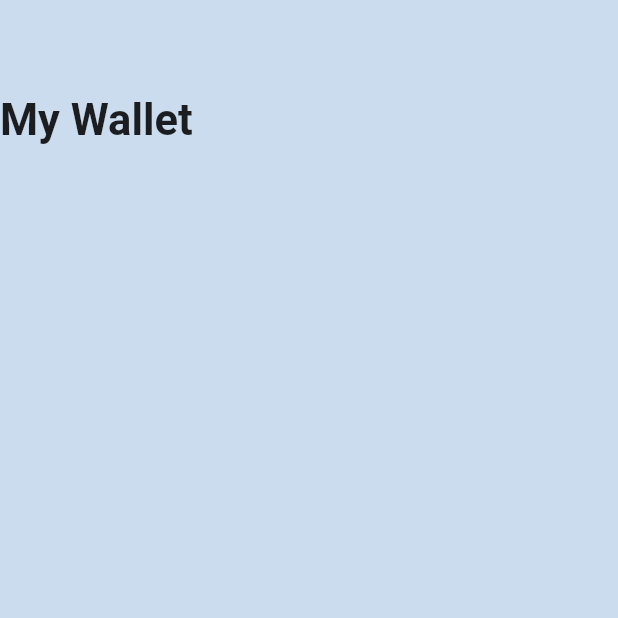
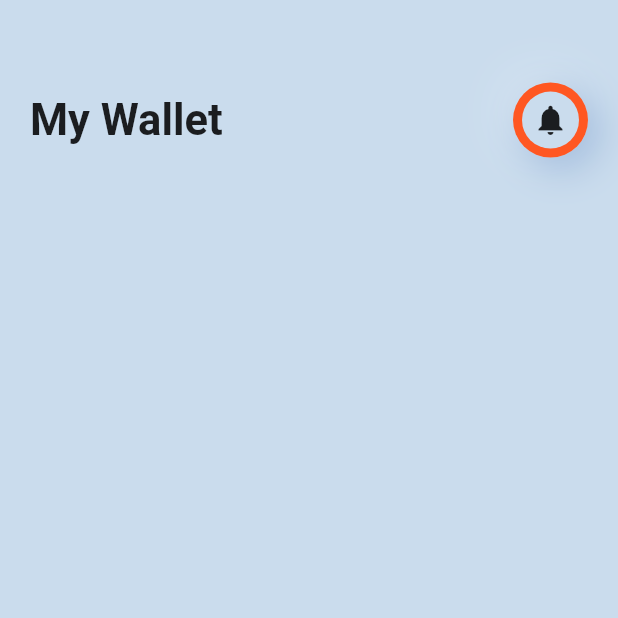
Before and after one commit to Vishnuanand77/MasterPay_FlutterUI, a Flutter app: the screen it shows after launch, on a phone screen of 412 x 824 dp, the top half of it. Run offline on Flutter 3.47's test engine with Material 2 defaults, Android fonts, the phone set to English and light mode, and no system bars.

Commit message:
Designed the header class

```diff
--- a/lib/widgets/walletheader.dart
+++ b/lib/widgets/walletheader.dart
@@ -1,3 +1,4 @@
+import 'package:expenses_app_ui/data.dart';
 import 'package:flutter/material.dart';
 
 class WalletHeader extends StatelessWidget {
@@ -6,7 +7,9 @@ class WalletHeader extends StatelessWidget {
   @override
   Widget build(BuildContext context) {
     return Container(
+      margin: EdgeInsets.symmetric(horizontal: 20),
       child: Row(
+        mainAxisAlignment: MainAxisAlignment.spaceBetween,
         children: [
           Text(
             "My Wallet",
@@ -14,7 +17,39 @@ class WalletHeader extends StatelessWidget {
               fontSize: 29,
               fontWeight: FontWeight.bold,
             ),
-          )
+          ),
+          Container(
+            height: 50,
+            width: 50,
+            decoration: BoxDecoration(
+              boxShadow: customShadow,
+              color: primaryColor,
+              shape: BoxShape.circle,
+            ),
+            child: Stack(
+              children: [
+                Center(
+                  child: Container(
+                    decoration: BoxDecoration(
+                      color: Colors.deepOrange,
+                      shape: BoxShape.circle,
+                    ),
+                  ),
+                ),
+                Center(
+                  child: Container(
+                      margin: EdgeInsets.all(6),
+                      decoration: BoxDecoration(
+                        color: primaryColor,
+                        shape: BoxShape.circle,
+                      )),
+                ),
+                Center(
+                  child: Icon(Icons.notifications),
+                ),
+              ],
+            ),
+          ),
         ],
       ),
     );
```
